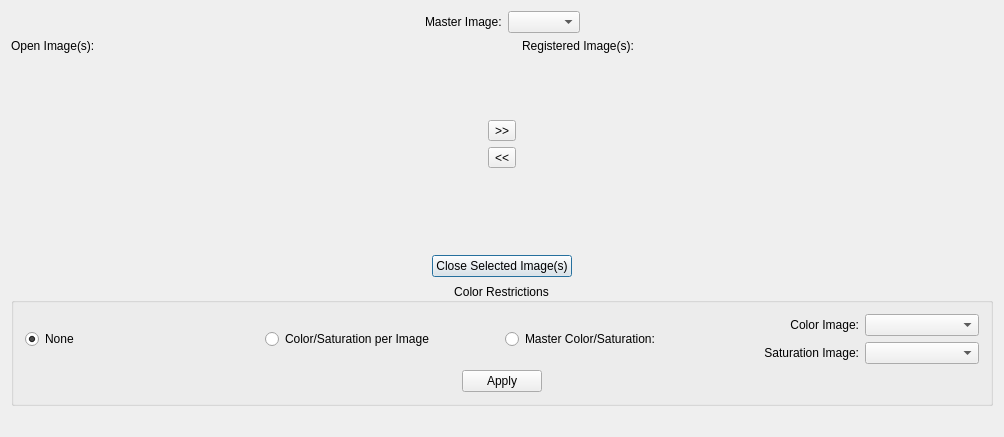
First picture: the form in code/display/QtViewer/ImageManager/ImageManagerDialog.ui, repository radio-astro/casa, before the edit.
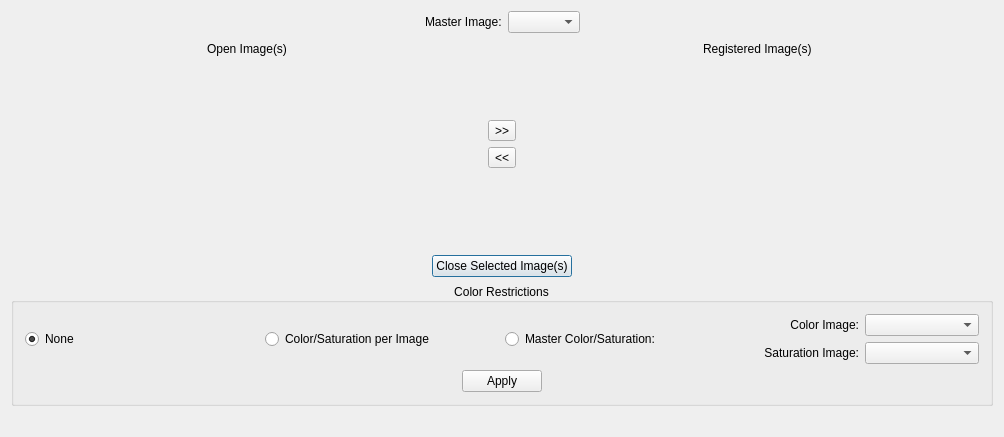
Second picture: the form after the edit.

What changed in the file:
```diff
--- a/code/display/QtViewer/ImageManager/ImageManagerDialog.ui
+++ b/code/display/QtViewer/ImageManager/ImageManagerDialog.ui
@@ -59,15 +59,45 @@
     </layout>
    </item>
    <item>
-    <layout class="QHBoxLayout" name="horizontalLayout_2">
+    <layout class="QHBoxLayout" name="horizontalLayout_10">
      <item>
       <layout class="QVBoxLayout" name="verticalLayout_2">
        <item>
-        <widget class="QLabel" name="label_2">
-         <property name="text">
-          <string>Open Image(s):</string>
-         </property>
-        </widget>
+        <layout class="QHBoxLayout" name="horizontalLayout_2">
+         <item>
+          <spacer name="horizontalSpacer_8">
+           <property name="orientation">
+            <enum>Qt::Horizontal</enum>
+           </property>
+           <property name="sizeHint" stdset="0">
+            <size>
+             <width>40</width>
+             <height>20</height>
+            </size>
+           </property>
+          </spacer>
+         </item>
+         <item>
+          <widget class="QLabel" name="label_2">
+           <property name="text">
+            <string>Open Image(s)</string>
+           </property>
+          </widget>
+         </item>
+         <item>
+          <spacer name="horizontalSpacer_9">
+           <property name="orientation">
+            <enum>Qt::Horizontal</enum>
+           </property>
+           <property name="sizeHint" stdset="0">
+            <size>
+             <width>40</width>
+             <height>20</height>
+            </size>
+           </property>
+          </spacer>
+         </item>
+        </layout>
        </item>
        <item>
         <widget class="QWidget" name="openHolder" native="true">
@@ -134,11 +164,41 @@
      <item>
       <layout class="QVBoxLayout" name="verticalLayout">
        <item>
-        <widget class="QLabel" name="label">
-         <property name="text">
-          <string>&lt;font color='black'&gt;Registered Image(s):&lt;/font&gt;</string>
-         </property>
-        </widget>
+        <layout class="QHBoxLayout" name="horizontalLayout_9">
+         <item>
+          <spacer name="horizontalSpacer_10">
+           <property name="orientation">
+            <enum>Qt::Horizontal</enum>
+           </property>
+           <property name="sizeHint" stdset="0">
+            <size>
+             <width>40</width>
+             <height>20</height>
+            </size>
+           </property>
+          </spacer>
+         </item>
+         <item>
+          <widget class="QLabel" name="label">
+           <property name="text">
+            <string>&lt;font color='black'&gt;Registered Image(s)&lt;/font&gt;</string>
+           </property>
+          </widget>
+         </item>
+         <item>
+          <spacer name="horizontalSpacer_11">
+           <property name="orientation">
+            <enum>Qt::Horizontal</enum>
+           </property>
+           <property name="sizeHint" stdset="0">
+            <size>
+             <width>40</width>
+             <height>20</height>
+            </size>
+           </property>
+          </spacer>
+         </item>
+        </layout>
        </item>
        <item>
         <widget class="QWidget" name="displayedHolder" native="true">
```
